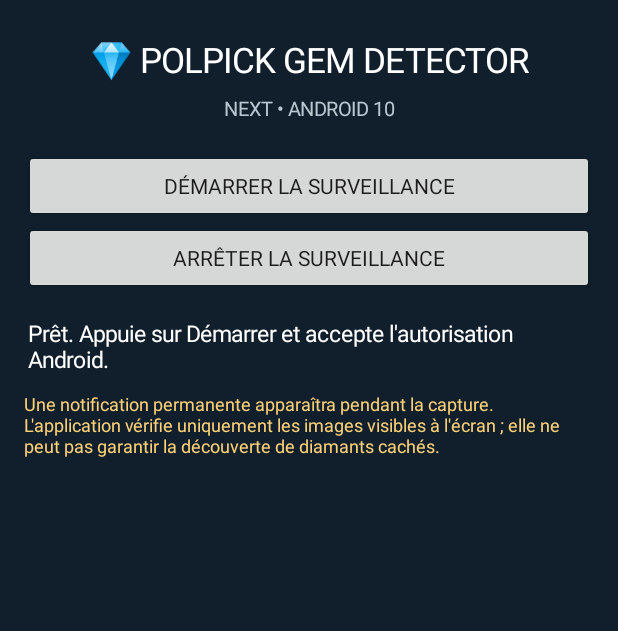
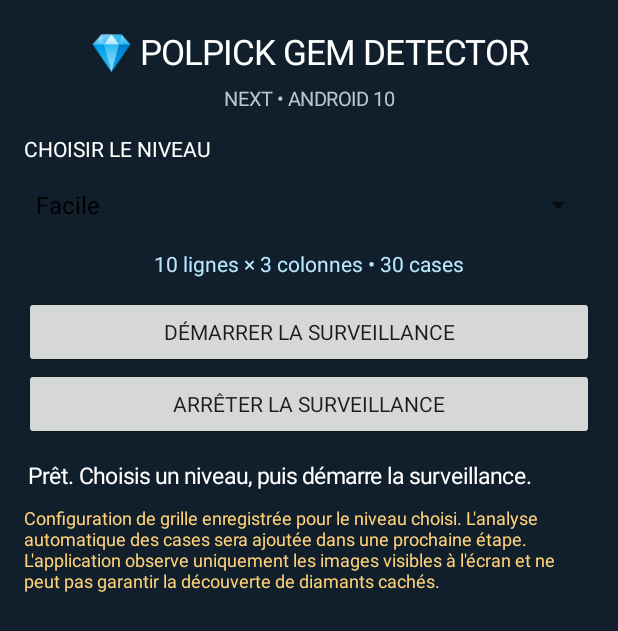
Before and after one commit to michaelrejela7-ops/POLPICK-_GEM_DETECTOR, an Android app: the screen it shows after launch (MainActivity), on a phone screen of 412 x 824 dp. Shown: the top 631 px of the screen. Run offline under Robolectric (Android 15) with nearby library versions, the phone set to English and light mode, and no system bars.

Commit message:
Add selectable Polpick grid configurations

```diff
--- a/app/src/main/java/com/polpick/gemdetector/MainActivity.kt
+++ b/app/src/main/java/com/polpick/gemdetector/MainActivity.kt
@@ -6,20 +6,34 @@ import android.content.Intent
 import android.media.projection.MediaProjectionManager
 import android.os.Bundle
 import android.view.Gravity
+import android.widget.ArrayAdapter
 import android.widget.Button
 import android.widget.LinearLayout
+import android.widget.Spinner
 import android.widget.TextView
 
 class MainActivity : Activity() {
     private val captureRequest = 4102
     private lateinit var status: TextView
+    private lateinit var gridInfo: TextView
+    private lateinit var levelSpinner: Spinner
+
+    private data class GridConfig(val name: String, val rows: Int, val columns: Int) {
+        val cells: Int get() = rows * columns
+    }
+
+    private val gridConfigs = listOf(
+        GridConfig("Facile", 10, 3),
+        GridConfig("Moyen", 10, 2),
+        GridConfig("Difficile", 10, 3)
+    )
 
     override fun onCreate(savedInstanceState: Bundle?) {
         super.onCreate(savedInstanceState)
         val root = LinearLayout(this).apply {
             orientation = LinearLayout.VERTICAL
             gravity = Gravity.CENTER_HORIZONTAL
-            setPadding(24, 36, 24, 24)
+            setPadding(24, 28, 24, 24)
             setBackgroundColor(0xFF101F2B.toInt())
         }
         root.addView(TextView(this).apply {
@@ -33,8 +47,40 @@ class MainActivity : Activity() {
             textSize = 13f
             setTextColor(0xFFB9C7D0.toInt())
             gravity = Gravity.CENTER
-            setPadding(0, 12, 0, 28)
+            setPadding(0, 10, 0, 18)
         })
+
+        root.addView(TextView(this).apply {
+            text = "CHOISIR LE NIVEAU"
+            textSize = 14f
+            setTextColor(0xFFFFFFFF.toInt())
+            setPadding(0, 4, 0, 6)
+        })
+        levelSpinner = Spinner(this)
+        levelSpinner.adapter = ArrayAdapter(
+            this,
+            android.R.layout.simple_spinner_dropdown_item,
+            gridConfigs.map { it.name }
+        )
+        root.addView(levelSpinner)
+        gridInfo = TextView(this).apply {
+            textSize = 14f
+            setTextColor(0xFFB9E7FF.toInt())
+            gravity = Gravity.CENTER
+            setPadding(0, 8, 0, 18)
+        }
+        root.addView(gridInfo)
+        levelSpinner.setSelection(0)
+        levelSpinner.onItemSelectedListener = object : android.widget.AdapterView.OnItemSelectedListener {
+            override fun onItemSelected(parent: android.widget.AdapterView<*>?, view: android.view.View?, position: Int, id: Long) {
+                val config = gridConfigs[position]
+                gridInfo.text = "${config.rows} lignes × ${config.columns} colonnes • ${config.cells} cases"
+            }
+            override fun onNothingSelected(parent: android.widget.AdapterView<*>?) {
+                gridInfo.text = ""
+            }
+        }
+
         root.addView(Button(this).apply {
             text = "DÉMARRER LA SURVEILLANCE"
             setOnClickListener { requestCapturePermission() }
@@ -47,14 +93,14 @@ class MainActivity : Activity() {
             }
         })
         status = TextView(this).apply {
-            text = "Prêt. Appuie sur Démarrer et accepte l'autorisation Android."
+            text = "Prêt. Choisis un niveau, puis démarre la surveillance."
             textSize = 15f
             setTextColor(0xFFFFFFFF.toInt())
-            setPadding(4, 24, 4, 16)
+            setPadding(4, 20, 4, 14)
         }
         root.addView(status)
         root.addView(TextView(this).apply {
-            text = "Une notification permanente apparaîtra pendant la capture. L'application vérifie uniquement les images visibles à l'écran ; elle ne peut pas garantir la découverte de diamants cachés."
+            text = "Configuration de grille enregistrée pour le niveau choisi. L'analyse automatique des cases sera ajoutée dans une prochaine étape. L'application observe uniquement les images visibles à l'écran et ne peut pas garantir la découverte de diamants cachés."
             textSize = 12f
             setTextColor(0xFFFFD278.toInt())
         })
```
